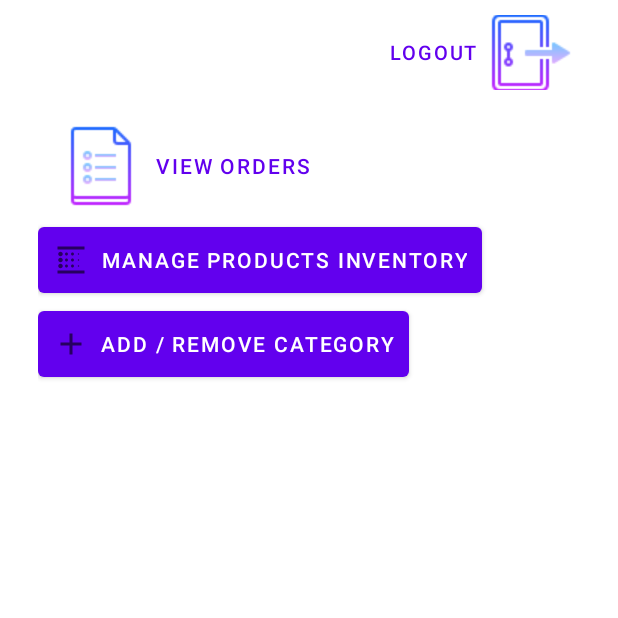
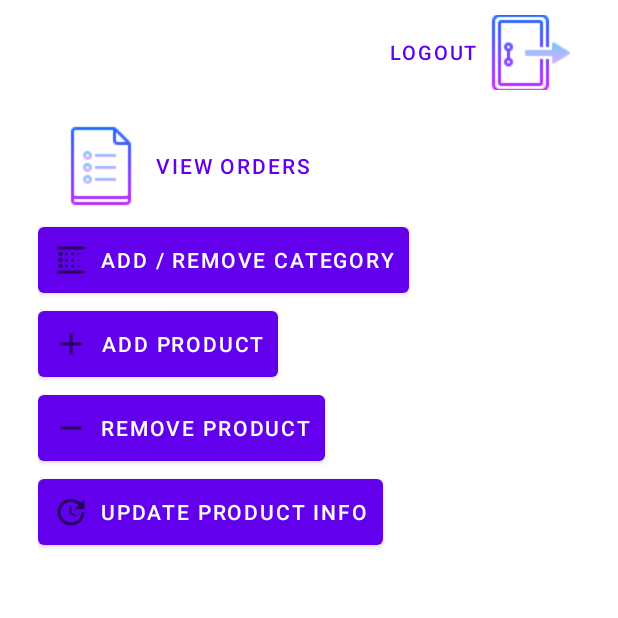
Before and after one commit to jayeshpatil665/dhulemall, an Android app: the AdminPannel screen opened directly, with no data from a screen before it, on a phone screen of 412 x 824 dp, the top half of it. Run offline under Robolectric (Android 15) with nearby library versions, the phone set to English and light mode, and no system bars.

Commit message:
admin_addNew_product_Level0

```diff
--- a/app/src/main/AndroidManifest.xml
+++ b/app/src/main/AndroidManifest.xml
@@ -14,7 +14,8 @@
         android:roundIcon="@mipmap/ic_launcher_round"
         android:supportsRtl="true"
         android:theme="@style/Theme.DhuleMall">
-        <activity android:name=".AdminAddRemoveCategory"></activity>
+        <activity android:name=".AddNewProduct"></activity>
+        <activity android:name=".AdminAddRemoveCategory" />
         <activity android:name=".AdminPannel" />
         <activity android:name=".LoginOptionsActivity" />
         <activity android:name=".CreateAccountActivity" />
--- a/app/src/main/java/in/specialsoft/dhulemall/AdminPannel.java
+++ b/app/src/main/java/in/specialsoft/dhulemall/AdminPannel.java
@@ -29,4 +29,9 @@ public class AdminPannel extends AppCompatActivity {
         Intent intent = new Intent(AdminPannel.this,AdminAddRemoveCategory.class);
         startActivity(intent);
     }
+
+    public void toAddNewProduct(View view) {
+        Intent intent = new Intent(AdminPannel.this,AddNewProduct.class);
+        startActivity(intent);
+    }
 }
--- /dev/null
+++ b/app/src/main/res/drawable/ic_baseline_remove_24.xml
@@ -0,0 +1,10 @@
+<vector xmlns:android="http://schemas.android.com/apk/res/android"
+    android:width="24dp"
+    android:height="24dp"
+    android:viewportWidth="24"
+    android:viewportHeight="24"
+    android:tint="?attr/colorControlNormal">
+  <path
+      android:fillColor="@android:color/white"
+      android:pathData="M19,13H5v-2h14v2z"/>
+</vector>
--- /dev/null
+++ b/app/src/main/res/drawable/ic_baseline_update_24.xml
@@ -0,0 +1,10 @@
+<vector xmlns:android="http://schemas.android.com/apk/res/android"
+    android:width="24dp"
+    android:height="24dp"
+    android:viewportWidth="24"
+    android:viewportHeight="24"
+    android:tint="?attr/colorControlNormal">
+  <path
+      android:fillColor="@android:color/white"
+      android:pathData="M21,10.12h-6.78l2.74,-2.82c-2.73,-2.7 -7.15,-2.8 -9.88,-0.1c-2.73,2.71 -2.73,7.08 0,9.79s7.15,2.71 9.88,0C18.32,15.65 19,14.08 19,12.1h2c0,1.98 -0.88,4.55 -2.64,6.29c-3.51,3.48 -9.21,3.48 -12.72,0c-3.5,-3.47 -3.53,-9.11 -0.02,-12.58s9.14,-3.47 12.65,0L21,3V10.12zM12.5,8v4.25l3.5,2.08l-0.72,1.21L11,13V8H12.5z"/>
+</vector>
--- a/app/src/main/res/layout/activity_admin_pannel.xml
+++ b/app/src/main/res/layout/activity_admin_pannel.xml
@@ -41,21 +41,38 @@
             android:text="View Orders" />
 
         <Button
+            android:id="@+id/button5"
+            android:padding="10dp"
+            android:layout_width="wrap_content"
+            android:layout_height="wrap_content"
+            android:drawableLeft="@drawable/list_categoryy"
+            android:onClick="addRemoveCategory"
+            android:text="Add / Remove Category" />
+
+        <Button
             android:id="@+id/button4"
             android:padding="10dp"
             android:layout_width="wrap_content"
             android:layout_height="wrap_content"
-            android:drawableLeft="@drawable/list_categoryy"
-            android:text="Manage Products Inventory" />
+            android:onClick="toAddNewProduct"
+            android:drawableLeft="@drawable/ic_baseline_add_24"
+            android:text="Add Product" />
 
         <Button
-            android:id="@+id/button5"
+            android:id="@+id/button6"
             android:padding="10dp"
             android:layout_width="wrap_content"
             android:layout_height="wrap_content"
-            android:drawableLeft="@drawable/ic_baseline_add_24"
-            android:onClick="addRemoveCategory"
-            android:text="Add / Remove Category" />
+            android:drawableLeft="@drawable/ic_baseline_remove_24"
+            android:text="Remove Product" />
+
+        <Button
+            android:id="@+id/button7"
+            android:padding="10dp"
+            android:layout_width="wrap_content"
+            android:layout_height="wrap_content"
+            android:drawableLeft="@drawable/ic_baseline_update_24"
+            android:text="Update Product info" />
     </LinearLayout>
 
 </RelativeLayout>
```
Also changed, not shown: app/src/main/java/in/specialsoft/dhulemall/AddNewProduct.java (added, +14 -0 lines), app/src/main/res/layout/activity_add_new_product.xml (added, +185 -0 lines).
